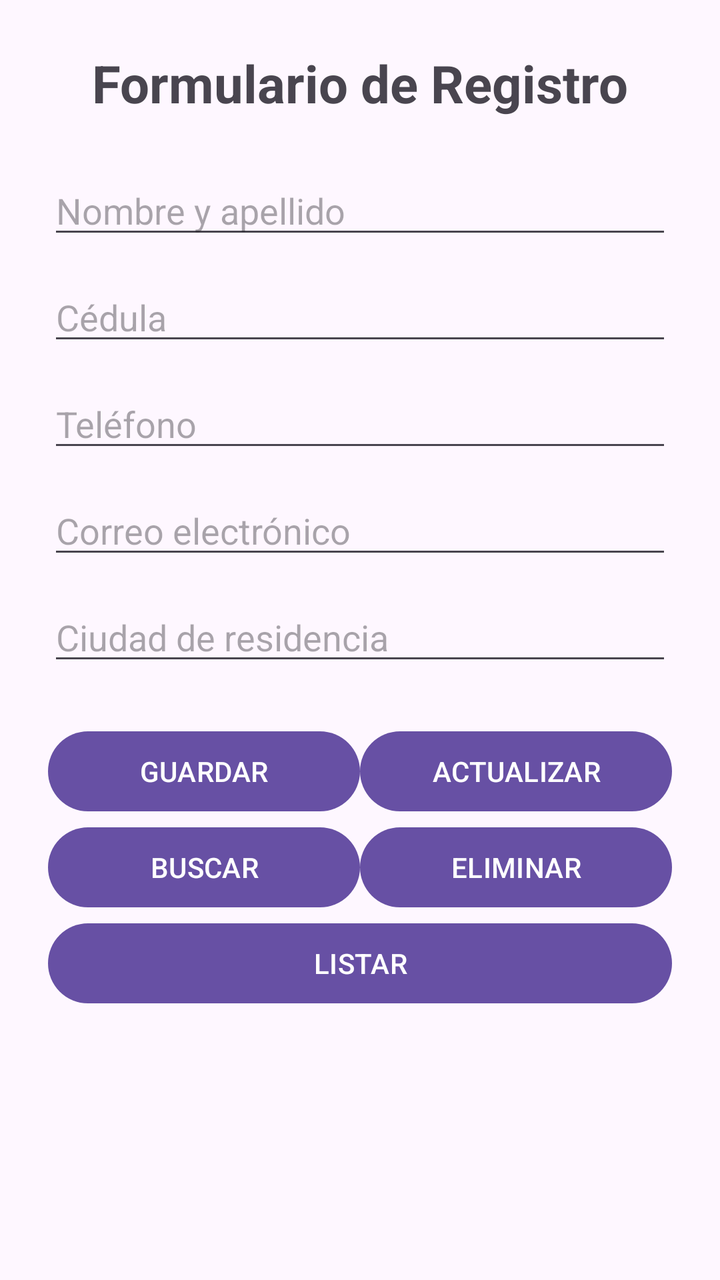
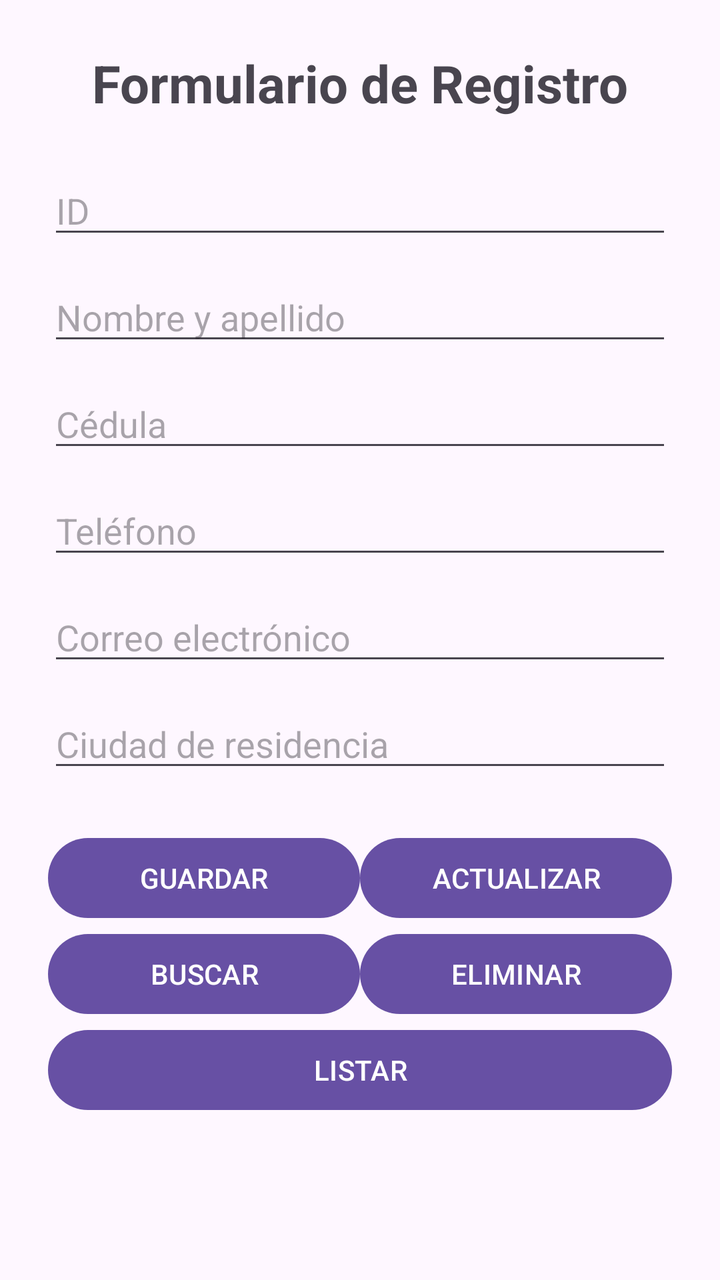

The first picture is an Android layout as it rendered before a commit; the second is the same layout after the commit. The layout source and the unified diff follow.
<!-- AndroidManifest.xml: application theme Theme.AppLenguajes -->
<!-- res/layout/activity_main.xml -->
<?xml version="1.0" encoding="utf-8"?>
<ScrollView
    xmlns:android="http://schemas.android.com/apk/res/android"
    android:layout_width="match_parent"
    android:layout_height="match_parent">

    <LinearLayout
        android:layout_width="match_parent"
        android:layout_height="wrap_content"
        android:orientation="vertical"
        android:padding="24dp">

        <TextView
            android:layout_width="match_parent"
            android:layout_height="wrap_content"
            android:text="Formulario de Registro"
            android:textSize="26sp"
            android:textStyle="bold"
            android:gravity="center"
            android:layout_marginBottom="24dp" />

        <EditText
            android:id="@+id/etNombre"
            android:layout_width="match_parent"
            android:layout_height="wrap_content"
            android:hint="Nombre y apellido"
            android:inputType="textPersonName"
            android:layout_marginBottom="12dp" />

        <EditText
            android:id="@+id/etCedula"
            android:layout_width="match_parent"
            android:layout_height="wrap_content"
            android:hint="Cédula"
            android:inputType="number"
            android:maxLength="10"
            android:layout_marginBottom="12dp" />

        <EditText
            android:id="@+id/etTelefono"
            android:layout_width="match_parent"
            android:layout_height="wrap_content"
            android:hint="Teléfono"
            android:inputType="phone"
            android:layout_marginBottom="12dp" />

        <EditText
            android:id="@+id/etCorreo"
            android:layout_width="match_parent"
            android:layout_height="wrap_content"
            android:hint="Correo electrónico"
            android:inputType="textEmailAddress"
            android:layout_marginBottom="12dp" />

        <EditText
            android:id="@+id/etCiudad"
            android:layout_width="match_parent"
            android:layout_height="wrap_content"
            android:hint="Ciudad de residencia"
            android:inputType="textCapWords"
            android:layout_marginBottom="24dp" />

        <LinearLayout
            android:layout_width="match_parent"
            android:layout_height="wrap_content"
            android:orientation="horizontal">

            <Button
                android:id="@+id/btnGuardar"
                android:layout_width="0dp"
                android:layout_height="wrap_content"
                android:layout_weight="1"
                android:text="GUARDAR" />

            <Button
                android:id="@+id/btnActualizar"
                android:layout_width="0dp"
                android:layout_height="wrap_content"
                android:layout_weight="1"
                android:text="ACTUALIZAR" />

        </LinearLayout>

        <LinearLayout
            android:layout_width="match_parent"
            android:layout_height="wrap_content"
            android:orientation="horizontal">

            <Button
                android:id="@+id/btnBuscar"
                android:layout_width="0dp"
                android:layout_height="wrap_content"
                android:layout_weight="1"
                android:text="BUSCAR" />

            <Button
                android:id="@+id/btnEliminar"
                android:layout_width="0dp"
                android:layout_height="wrap_content"
                android:layout_weight="1"
                android:text="ELIMINAR" />

        </LinearLayout>

        <Button
            android:id="@+id/btnListar"
            android:layout_width="match_parent"
            android:layout_height="wrap_content"
            android:text="LISTAR" />

    </LinearLayout>

</ScrollView>
<!-- resources referenced by this layout -->
<resources>
  <style name="Theme.AppLenguajes" parent="Base.Theme.AppLenguajes" />
  <style name="Base.Theme.AppLenguajes" parent="Theme.Material3.DayNight.NoActionBar">
          
          
      </style>
</resources>

<!-- the commit's change to res/layout/activity_main.xml (unified diff, before → after) -->
@@ -1,6 +1,5 @@
 <?xml version="1.0" encoding="utf-8"?>
-<ScrollView
-    xmlns:android="http://schemas.android.com/apk/res/android"
+<ScrollView xmlns:android="http://schemas.android.com/apk/res/android"
     android:layout_width="match_parent"
     android:layout_height="match_parent">
 
@@ -13,52 +12,60 @@
         <TextView
             android:layout_width="match_parent"
             android:layout_height="wrap_content"
+            android:layout_marginBottom="24dp"
+            android:gravity="center"
             android:text="Formulario de Registro"
             android:textSize="26sp"
-            android:textStyle="bold"
-            android:gravity="center"
-            android:layout_marginBottom="24dp" />
+            android:textStyle="bold" />
+
+        <EditText
+            android:id="@+id/txtid"
+            android:layout_width="match_parent"
+            android:layout_height="wrap_content"
+            android:layout_marginBottom="12dp"
+            android:hint="ID"
+            android:inputType="number" />
 
         <EditText
             android:id="@+id/etNombre"
             android:layout_width="match_parent"
             android:layout_height="wrap_content"
+            android:layout_marginBottom="12dp"
             android:hint="Nombre y apellido"
-            android:inputType="textPersonName"
-            android:layout_marginBottom="12dp" />
+            android:inputType="textPersonName" />
 
         <EditText
             android:id="@+id/etCedula"
             android:layout_width="match_parent"
             android:layout_height="wrap_content"
+            android:layout_marginBottom="12dp"
             android:hint="Cédula"
             android:inputType="number"
-            android:maxLength="10"
-            android:layout_marginBottom="12dp" />
+            android:maxLength="10" />
 
         <EditText
             android:id="@+id/etTelefono"
             android:layout_width="match_parent"
             android:layout_height="wrap_content"
+            android:layout_marginBottom="12dp"
             android:hint="Teléfono"
-            android:inputType="phone"
-            android:layout_marginBottom="12dp" />
+            android:inputType="phone" />
 
         <EditText
             android:id="@+id/etCorreo"
             android:layout_width="match_parent"
             android:layout_height="wrap_content"
+            android:layout_marginBottom="12dp"
             android:hint="Correo electrónico"
-            android:inputType="textEmailAddress"
-            android:layout_marginBottom="12dp" />
+            android:inputType="textEmailAddress" />
 
         <EditText
             android:id="@+id/etCiudad"
             android:layout_width="match_parent"
             android:layout_height="wrap_content"
+            android:layout_marginBottom="24dp"
             android:hint="Ciudad de residencia"
-            android:inputType="textCapWords"
-            android:layout_marginBottom="24dp" />
+            android:inputType="textCapWords" />
 
         <LinearLayout
             android:layout_width="match_parent"
@@ -70,6 +77,7 @@
                 android:layout_width="0dp"
                 android:layout_height="wrap_content"
                 android:layout_weight="1"
+                android:onClick="Guardar"
                 android:text="GUARDAR" />
 
             <Button
@@ -77,6 +85,7 @@
                 android:layout_width="0dp"
                 android:layout_height="wrap_content"
                 android:layout_weight="1"
+                android:onClick="Actualizar"
                 android:text="ACTUALIZAR" />
 
         </LinearLayout>
@@ -91,6 +100,7 @@
                 android:layout_width="0dp"
                 android:layout_height="wrap_content"
                 android:layout_weight="1"
+                android:onClick="Buscar"
                 android:text="BUSCAR" />
 
             <Button
@@ -98,6 +108,7 @@
                 android:layout_width="0dp"
                 android:layout_height="wrap_content"
                 android:layout_weight="1"
+                android:onClick="Eliminar"
                 android:text="ELIMINAR" />
 
         </LinearLayout>
@@ -106,6 +117,7 @@
             android:id="@+id/btnListar"
             android:layout_width="match_parent"
             android:layout_height="wrap_content"
+            android:onClick="Listar"
             android:text="LISTAR" />
 
     </LinearLayout>
